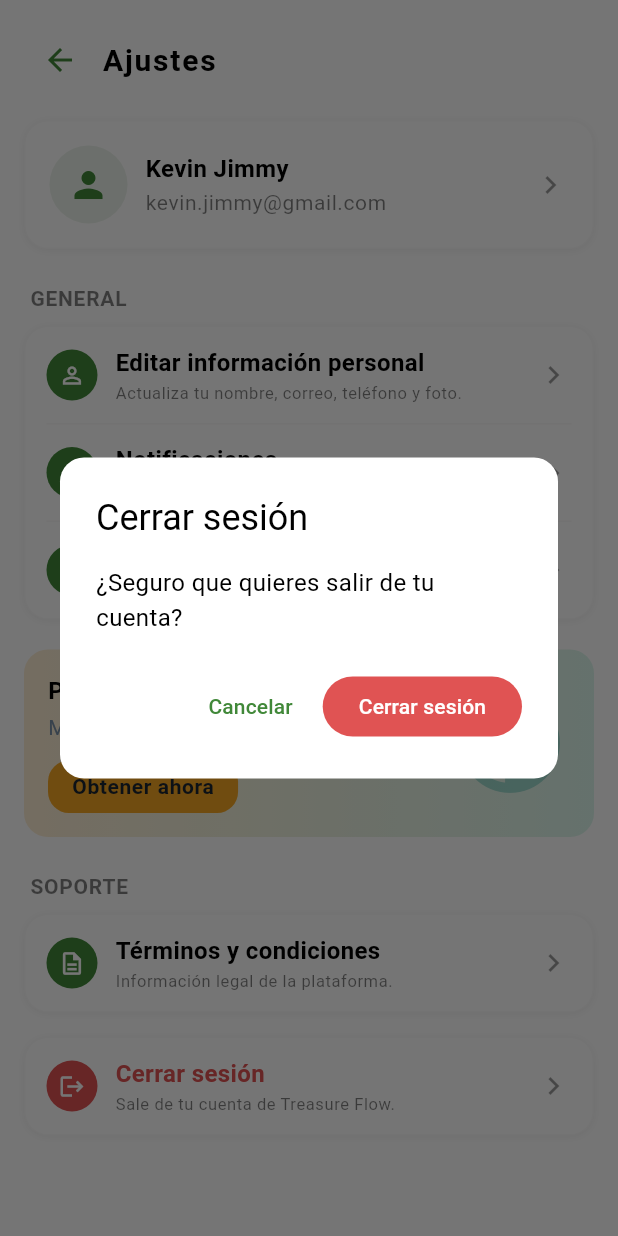
After one commit to Andresito126/TreasureFlow_FrontEnd, a Flutter app: the SettingsScreenCitizen screen opened by its route, after a tap on "Cerrar sesión", on a phone screen of 412 x 824 dp. The commit adds this screen. Run offline on Flutter 3.47's test engine with Material 3 defaults, Android fonts, the phone set to English and light mode, and no system bars; our stand-ins replace device_preview, dotted_border, flutter_dotenv, flutter_secure_storage, flutter_svg, geocoding and 5 more; accounts and stored records are empty; network calls fail; project files that could hold a hidden picture were left out.

Commit message:
Add: Settings profile citizen added. Add: logout done

```diff
--- a/lib/core/router/home_routes.dart
+++ b/lib/core/router/home_routes.dart
@@ -2,6 +2,7 @@ import 'package:go_router/go_router.dart';
 import 'package:treasureflow/features/home/citizen/presentation/screens/home_citizen_screen.dart';
 import 'package:treasureflow/features/home/local/presentation/screens/home_local_screen.dart';
 import 'package:treasureflow/features/profile/presentation/screens/profile_screen.dart';
+import 'package:treasureflow/features/profile/presentation/screens/settings_screen_citizen.dart';
 
 final List<GoRoute> homeRoutes = [
   GoRoute(
@@ -16,4 +17,8 @@ final List<GoRoute> homeRoutes = [
     path: '/profile',
     builder: (context, state) => const ProfileScreen(),
   ),
+  GoRoute(
+    path: '/settingsCitizen',
+    builder: (context, state) => const SettingsScreenCitizen(),
+  ),
 ];
--- a/lib/features/profile/presentation/screens/profile_screen.dart
+++ b/lib/features/profile/presentation/screens/profile_screen.dart
@@ -100,7 +100,11 @@ class _ProfileScreenState extends State<ProfileScreen> {
               children: [
                 _topIconButton(Icons.notifications_outlined, colors, badgeCount: 3),
                 const SizedBox(width: 8),
-                _topIconButton(Icons.settings_outlined, colors),
+                _topIconButton(
+                  Icons.settings_outlined,
+                  colors,
+                  onTap: () => context.push('/settingsCitizen'),
+                ),
               ],
             ),
           ),
@@ -177,17 +181,20 @@ class _ProfileScreenState extends State<ProfileScreen> {
     );
   }
 
-  Widget _topIconButton(IconData icon, ColorScheme colors, {int? badgeCount}) {
+  Widget _topIconButton(IconData icon, ColorScheme colors, {int? badgeCount, VoidCallback? onTap}) {
     return Stack(
       clipBehavior: Clip.none,
       children: [
-        Container(
-          padding: const EdgeInsets.all(10),
-          decoration: BoxDecoration(
-            color: colors.surface.withValues(alpha: 0.9),
-            shape: BoxShape.circle,
+        GestureDetector(
+          onTap: onTap,
+          child: Container(
+            padding: const EdgeInsets.all(10),
+            decoration: BoxDecoration(
+              color: colors.surface.withValues(alpha: 0.9),
+              shape: BoxShape.circle,
+            ),
+            child: Icon(icon, size: 20, color: colors.onSurface),
           ),
-          child: Icon(icon, size: 20, color: colors.onSurface),
         ),
         if (badgeCount != null && badgeCount > 0)
           Positioned(
--- /dev/null
+++ b/lib/features/profile/presentation/screens/settings_screen_citizen.dart
@@ -0,0 +1,328 @@
+import 'package:flutter/material.dart';
+import 'package:go_router/go_router.dart';
+import 'package:provider/provider.dart';
+import 'package:treasureflow/features/auth/citizen/presentation/providers/auth_provider.dart';
+import 'package:treasureflow/features/home/shared/widgets/premium_banner_widget.dart';
+
+class SettingsScreenCitizen extends StatelessWidget {
+  const SettingsScreenCitizen({super.key});
+
+  @override
+  Widget build(BuildContext context) {
+    final theme = Theme.of(context);
+    final colors = theme.colorScheme;
+    final textTheme = theme.textTheme;
+
+    return Scaffold(
+      backgroundColor: colors.surfaceContainerLowest,
+      body: SafeArea(
+        child: SingleChildScrollView(
+          padding: const EdgeInsets.all(16),
+          child: Column(
+            crossAxisAlignment: CrossAxisAlignment.start,
+            children: [
+              Row(
+                children: [
+                  BackButton(color: colors.primary),
+                  const SizedBox(width: 4),
+                  Text(
+                    'Ajustes',
+                    style: textTheme.titleLarge?.copyWith(fontWeight: FontWeight.bold),
+                  ),
+                ],
+              ),
+              const SizedBox(height: 16),
+
+              _profileCard(colors, textTheme),
+              const SizedBox(height: 24),
+
+              _sectionLabel('GENERAL', colors, textTheme),
+              const SizedBox(height: 8),
+              _groupCard([
+                _settingsTile(
+                  icon: Icons.person_outline,
+                  title: 'Editar información personal',
+                  subtitle: 'Actualiza tu nombre, correo, teléfono y foto.',
+                  colors: colors,
+                  textTheme: textTheme,
+                  onTap: () {},
+                ),
+                _settingsTile(
+                  icon: Icons.notifications_outlined,
+                  title: 'Notificaciones',
+                  subtitle: 'Gestiona tus preferencias de notificaciones.',
+                  colors: colors,
+                  textTheme: textTheme,
+                  onTap: () {},
+                ),
+                _settingsTile(
+                  icon: Icons.shield_outlined,
+                  title: 'Privacidad y seguridad',
+                  subtitle: 'Configura tu contraseña y protege tu cuenta.',
+                  colors: colors,
+                  textTheme: textTheme,
+                  onTap: () {},
+                  showDivider: false,
+                ),
+              ]),
+              const SizedBox(height: 20),
+
+              PremiumBannerWidget(onTap: () {}),
+              const SizedBox(height: 24),
+
+              _sectionLabel('SOPORTE', colors, textTheme),
+              const SizedBox(height: 8),
+              _groupCard([
+                _settingsTile(
+                  icon: Icons.description_outlined,
+                  title: 'Términos y condiciones',
+                  subtitle: 'Información legal de la plataforma.',
+                  colors: colors,
+                  textTheme: textTheme,
+                  onTap: () {},
+                  showDivider: false,
+                ),
+              ]),
+              const SizedBox(height: 16),
+
+              _logoutTile(context, colors, textTheme),
+              const SizedBox(height: 16),
+            ],
+          ),
+        ),
+      ),
+    );
+  }
+
+  Widget _sectionLabel(String text, ColorScheme colors, TextTheme textTheme) {
+    return Padding(
+      padding: const EdgeInsets.only(left: 4),
+      child: Text(
+        text,
+        style: textTheme.bodySmall?.copyWith(
+          color: colors.onSurface.withValues(alpha: 0.5),
+          fontWeight: FontWeight.w600,
+          letterSpacing: 0.5,
+        ),
+      ),
+    );
+  }
+
+  Widget _profileCard(ColorScheme colors, TextTheme textTheme) {
+    return GestureDetector(
+      onTap: () {},
+      child: Container(
+        padding: const EdgeInsets.all(16),
+        decoration: BoxDecoration(
+          color: colors.surface,
+          borderRadius: BorderRadius.circular(16),
+          border: Border.all(color: colors.outline.withValues(alpha: 0.1)),
+          boxShadow: [
+            BoxShadow(
+              color: Colors.black.withValues(alpha: 0.05),
+              blurRadius: 4,
+              offset: const Offset(0, 1),
+            ),
+          ],
+        ),
+        child: Row(
+          children: [
+            CircleAvatar(
+              radius: 26,
+              backgroundColor: colors.primary.withValues(alpha: 0.1),
+              child: Icon(Icons.person, size: 28, color: colors.primary),
+            ),
+            const SizedBox(width: 12),
+            Expanded(
+              child: Column(
+                crossAxisAlignment: CrossAxisAlignment.start,
+                children: [
+                  Text(
+                    'Kevin Jimmy',
+                    style: textTheme.bodyMedium?.copyWith(fontWeight: FontWeight.bold),
+                  ),
+                  const SizedBox(height: 2),
+                  Text(
+                    'kevin.jimmy@gmail.com',
+                    style: textTheme.bodySmall?.copyWith(
+                      color: colors.onSurface.withValues(alpha: 0.5),
+                    ),
+                  ),
+                ],
+              ),
+            ),
+            Icon(Icons.chevron_right, color: colors.onSurface.withValues(alpha: 0.4)),
+          ],
+        ),
+      ),
+    );
+  }
+
+  Widget _groupCard(List<Widget> tiles) {
+    return Builder(
+      builder: (context) {
+        final colors = Theme.of(context).colorScheme;
+        return Container(
+          decoration: BoxDecoration(
+            color: colors.surface,
+            borderRadius: BorderRadius.circular(16),
+            border: Border.all(color: colors.outline.withValues(alpha: 0.1)),
+            boxShadow: [
+              BoxShadow(
+                color: Colors.black.withValues(alpha: 0.05),
+                blurRadius: 4,
+                offset: const Offset(0, 1),
+              ),
+            ],
+          ),
+          child: Column(children: tiles),
+        );
+      },
+    );
+  }
+
+  Widget _settingsTile({
+    required IconData icon,
+    required String title,
+    required String subtitle,
+    required ColorScheme colors,
+    required TextTheme textTheme,
+    required VoidCallback onTap,
+    bool showDivider = true,
+  }) {
+    return Column(
+      children: [
+        InkWell(
+          onTap: onTap,
+          child: Padding(
+            padding: const EdgeInsets.symmetric(horizontal: 14, vertical: 12),
+            child: Row(
+              children: [
+                Container(
+                  padding: const EdgeInsets.all(8),
+                  decoration: BoxDecoration(
+                    color: colors.primary,
+                    shape: BoxShape.circle,
+                  ),
+                  child: Icon(icon, size: 18, color: colors.onPrimary),
+                ),
+                const SizedBox(width: 12),
+                Expanded(
+                  child: Column(
+                    crossAxisAlignment: CrossAxisAlignment.start,
+                    children: [
+                      Text(
+                        title,
+                        style: textTheme.bodyMedium?.copyWith(fontWeight: FontWeight.w600),
+                      ),
+                      const SizedBox(height: 2),
+                      Text(
+                        subtitle,
+                        style: textTheme.bodySmall?.copyWith(
+                          color: colors.onSurface.withValues(alpha: 0.5),
+                          fontSize: 11,
+                        ),
+                      ),
+                    ],
+                  ),
+                ),
+                Icon(Icons.chevron_right, color: colors.onSurface.withValues(alpha: 0.4)),
+              ],
+            ),
+          ),
+        ),
+        if (showDivider)
+          Divider(height: 1, indent: 14, endIndent: 14, color: colors.outline.withValues(alpha: 0.15)),
+      ],
+    );
+  }
+
+  Widget _logoutTile(BuildContext context, ColorScheme colors, TextTheme textTheme) {
+    return Container(
+      decoration: BoxDecoration(
+        color: colors.surface,
+        borderRadius: BorderRadius.circular(16),
+        border: Border.all(color: colors.outline.withValues(alpha: 0.1)),
+        boxShadow: [
+          BoxShadow(
+            color: Colors.black.withValues(alpha: 0.05),
+            blurRadius: 4,
+            offset: const Offset(0, 1),
+          ),
+        ],
+      ),
+      child: InkWell(
+        borderRadius: BorderRadius.circular(16),
+        onTap: () => _onLogoutPressed(context),
+        child: Padding(
+          padding: const EdgeInsets.symmetric(horizontal: 14, vertical: 12),
+          child: Row(
+            children: [
+              Container(
+                padding: const EdgeInsets.all(8),
+                decoration: const BoxDecoration(
+                  color: Color(0xFFE05353),
+                  shape: BoxShape.circle,
+                ),
+                child: const Icon(Icons.logout, size: 18, color: Colors.white),
+              ),
+              const SizedBox(width: 12),
+              Expanded(
+                child: Column(
+                  crossAxisAlignment: CrossAxisAlignment.start,
+                  children: [
+                    Text(
+                      'Cerrar sesión',
+                      style: textTheme.bodyMedium?.copyWith(
+                        fontWeight: FontWeight.w600,
+                        color: const Color(0xFFE05353),
+                      ),
+                    ),
+                    const SizedBox(height: 2),
+                    Text(
+                      'Sale de tu cuenta de Treasure Flow.',
+                      style: textTheme.bodySmall?.copyWith(
+                        color: colors.onSurface.withValues(alpha: 0.5),
+                        fontSize: 11,
+                      ),
+                    ),
+                  ],
+                ),
+              ),
+              Icon(Icons.chevron_right, color: colors.onSurface.withValues(alpha: 0.4)),
+            ],
+          ),
+        ),
+      ),
+    );
+  }
+
+  Future<void> _onLogoutPressed(BuildContext context) async {
+    final confirmed = await showDialog<bool>(
+      context: context,
+      builder: (context) => AlertDialog(
+        shape: RoundedRectangleBorder(borderRadius: BorderRadius.circular(16)),
+        title: const Text('Cerrar sesión'),
+        content: const Text('¿Seguro que quieres salir de tu cuenta?'),
+        actions: [
+          TextButton(
+            onPressed: () => Navigator.of(context).pop(false),
+            child: const Text('Cancelar'),
+          ),
+          FilledButton(
+            style: FilledButton.styleFrom(backgroundColor: const Color(0xFFE05353)),
+            onPressed: () => Navigator.of(context).pop(true),
+            child: const Text('Cerrar sesión'),
+          ),
+        ],
+      ),
+    );
+
+    if (confirmed != true || !context.mounted) return;
+
+    await context.read<AuthProvider>().logout();
+    if (!context.mounted) return;
+
+    context.go('/login');
+  }
+}
```
